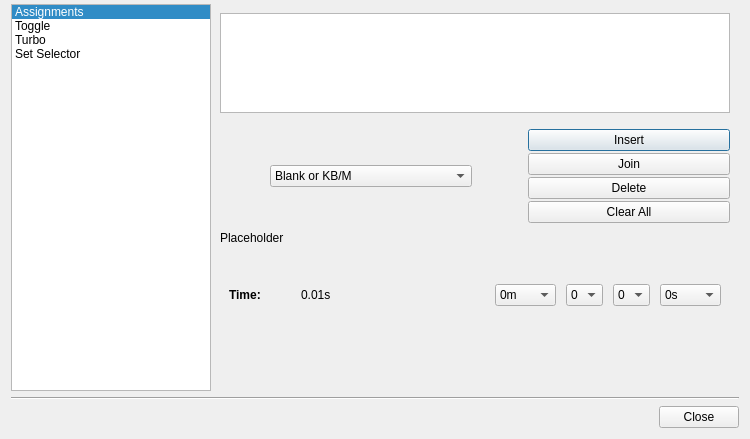
AntiMicroX/antimicrox, file src/advancebuttondialog.ui: the form before one commit.
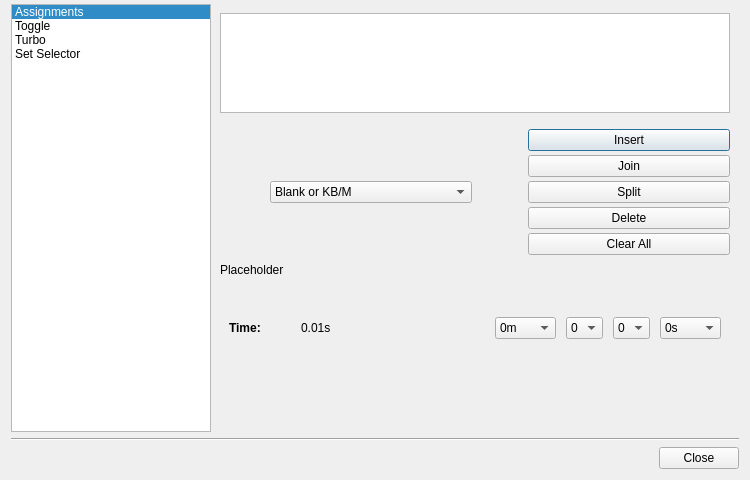
The form after the commit. Icons and pictures are not drawn. Custom widgets are drawn as their Qt base class.

Commit message:
Preparations for split action - #93
to split joined slots

Diff of the .ui file:
```diff
--- a/src/advancebuttondialog.ui
+++ b/src/advancebuttondialog.ui
@@ -10,7 +10,7 @@
     <x>0</x>
     <y>0</y>
     <width>750</width>
-    <height>439</height>
+    <height>480</height>
    </rect>
   </property>
   <property name="sizePolicy">
@@ -22,7 +22,7 @@
   <property name="minimumSize">
    <size>
     <width>750</width>
-    <height>430</height>
+    <height>480</height>
    </size>
   </property>
   <property name="windowTitle">
@@ -173,7 +173,10 @@
           </spacer>
          </item>
          <item>
-          <layout class="QHBoxLayout" name="horizontalLayout_5">
+          <layout class="QHBoxLayout" name="horizontalLayout_5" stretch="0,0,0,0">
+           <property name="bottomMargin">
+            <number>0</number>
+           </property>
            <item>
             <spacer name="horizontalSpacer">
              <property name="orientation">
@@ -278,7 +281,7 @@
            <item>
             <layout class="QVBoxLayout" name="verticalLayout_2">
              <property name="spacing">
-              <number>2</number>
+              <number>4</number>
              </property>
              <item>
               <widget class="QPushButton" name="insertSlotButton">
@@ -296,6 +299,12 @@
              </item>
              <item>
               <widget class="QPushButton" name="joinSlotButton">
+               <property name="minimumSize">
+                <size>
+                 <width>0</width>
+                 <height>20</height>
+                </size>
+               </property>
                <property name="text">
                 <string>Join</string>
                </property>
@@ -305,8 +314,31 @@
                </property>
               </widget>
              </item>
+             <item>
+              <widget class="QPushButton" name="splitSlotButton">
+               <property name="minimumSize">
+                <size>
+                 <width>0</width>
+                 <height>20</height>
+                </size>
+               </property>
+               <property name="text">
+                <string>Split</string>
+               </property>
+               <property name="icon">
+                <iconset theme="split_slot" resource="resources.qrc">
+                 <normaloff>:/icons/icons/16x16/actions/16-actions-split_slot.png</normaloff>:/icons/icons/16x16/actions/16-actions-split_slot.png</iconset>
+               </property>
+              </widget>
+             </item>
              <item>
               <widget class="QPushButton" name="deleteSlotButton">
+               <property name="minimumSize">
+                <size>
+                 <width>0</width>
+                 <height>20</height>
+                </size>
+               </property>
                <property name="toolTip">
                 <string>Delete a slot.</string>
                </property>
@@ -321,6 +353,12 @@
              </item>
              <item>
               <widget class="QPushButton" name="clearAllPushButton">
+               <property name="minimumSize">
+                <size>
+                 <width>0</width>
+                 <height>20</height>
+                </size>
+               </property>
                <property name="toolTip">
                 <string>Clear all currently assigned slots.</string>
                </property>
```
Left out of the diff: 6 changed lines with no effect on the pictures. The commit also changes 4 other files.
